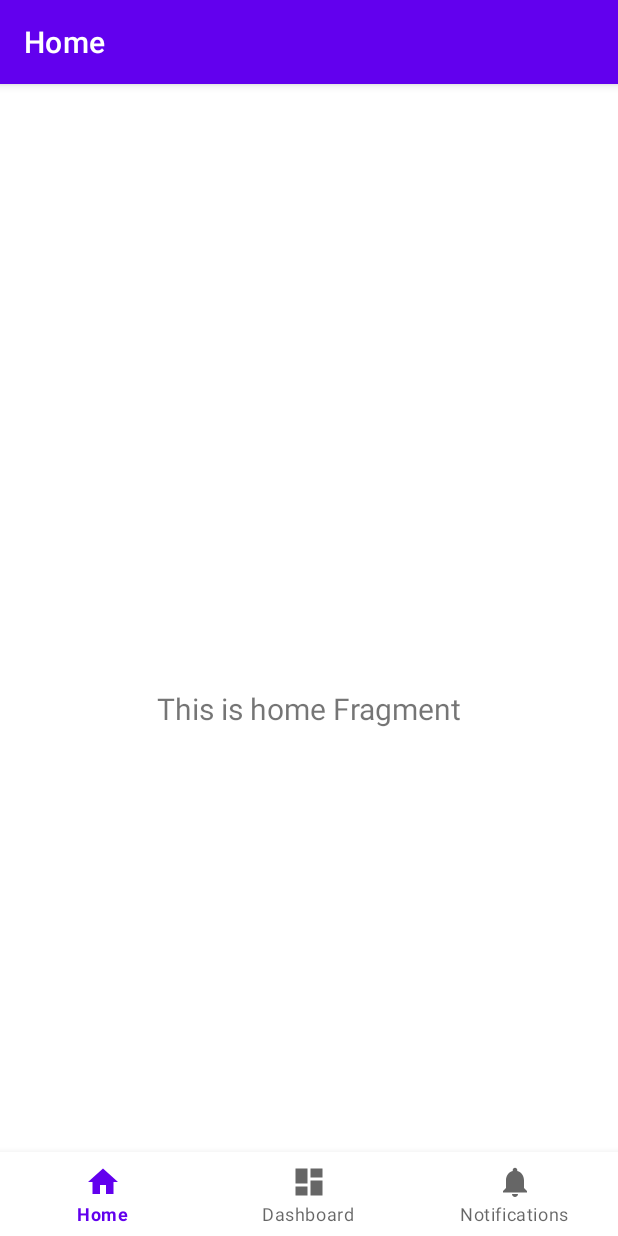
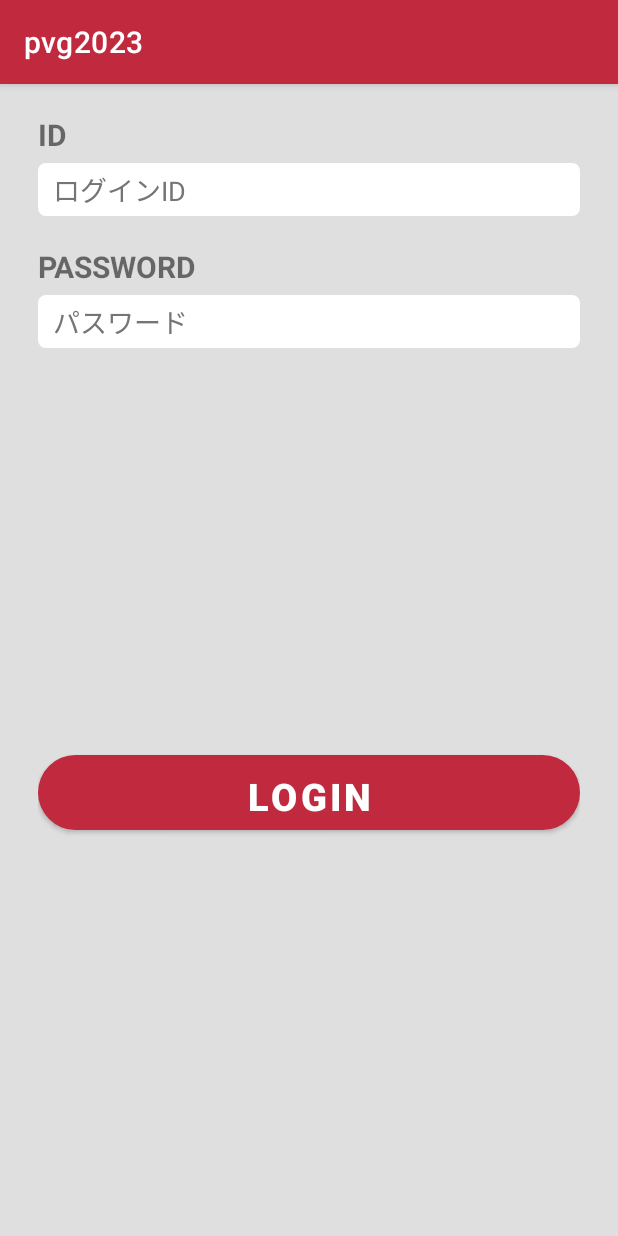
Before and after one commit to naotiiii/pvg-android-2023, an Android app: the screen it shows after launch (MainActivity before the commit, LoginActivity after it), on a phone screen of 412 x 824 dp. Run offline under Robolectric (Android 15) with nearby library versions, the phone set to English and light mode, and no system bars.

Commit message:
ログイン画面の作成

```diff
--- a/pvg2023/app/src/main/AndroidManifest.xml
+++ b/pvg2023/app/src/main/AndroidManifest.xml
@@ -30,6 +30,8 @@
         <activity
             android:name=".MainActivity"
             android:exported="true" />
+        <activity android:name=".ui.login.LoginActivity"
+            android:exported="true" />
     </application>
 
 </manifest>
--- /dev/null
+++ b/pvg2023/app/src/main/java/com/pvg/pvg2023/ui/login/LoginActivity.kt
@@ -0,0 +1,39 @@
+package com.pvg.pvg2023.ui.login
+
+import android.content.Intent
+import android.os.Bundle
+import android.os.PersistableBundle
+import androidx.appcompat.app.AppCompatActivity
+import com.pvg.pvg2023.MainActivity
+import com.pvg.pvg2023.R
+import com.pvg.pvg2023.databinding.ActivityLoginBinding
+
+/**
+ * ログイン画面
+ */
+class LoginActivity: AppCompatActivity() {
+
+    private lateinit var binding: ActivityLoginBinding
+    /** ログインボタン */
+
+    override fun onCreate(savedInstanceState: Bundle?) {
+        super.onCreate(savedInstanceState)
+
+        binding = ActivityLoginBinding.inflate(layoutInflater)
+        setContentView(binding.root)
+
+        val loginButton = binding.buttonLogin
+        loginButton.setOnClickListener {
+            onClickLoginButton()
+        }
+    }
+
+    /**
+     * ログインボタンタップ処理
+     */
+    private fun onClickLoginButton() {
+        val intent = Intent(this@LoginActivity, MainActivity::class.java)
+        startActivity(intent)
+        finish()
+    }
+}
--- a/pvg2023/app/src/main/java/com/pvg/pvg2023/ui/splash/SplashActivity.kt
+++ b/pvg2023/app/src/main/java/com/pvg/pvg2023/ui/splash/SplashActivity.kt
@@ -6,10 +6,12 @@ import android.os.PersistableBundle
 import androidx.appcompat.app.AppCompatActivity
 import com.pvg.pvg2023.MainActivity
 import com.pvg.pvg2023.databinding.ActivitySplashBinding
+import com.pvg.pvg2023.ui.login.LoginActivity
 import kotlinx.coroutines.CoroutineScope
 import kotlinx.coroutines.Dispatchers
 import kotlinx.coroutines.delay
 import kotlinx.coroutines.launch
+import java.util.logging.Logger
 
 /**
  * スプラッシュ画面
@@ -29,7 +31,7 @@ class SplashActivity: AppCompatActivity() {
         super.onResume()
         CoroutineScope(Dispatchers.Main).launch {
             delay(2000)
-            val intent = Intent(this@SplashActivity, MainActivity::class.java)
+            val intent = Intent(this@SplashActivity, LoginActivity::class.java)
             startActivity(intent)
             finish()
         }
--- /dev/null
+++ b/pvg2023/app/src/main/res/drawable/round_button_30dp.xml
@@ -0,0 +1,14 @@
+<?xml version="1.0" encoding="utf-8"?>
+<shape
+    xmlns:android="http://schemas.android.com/apk/res/android"
+    android:shape="rectangle">
+
+    <corners
+        android:topRightRadius="30dp"
+        android:bottomRightRadius="30dp"
+        android:bottomLeftRadius="30dp"
+        android:topLeftRadius="30dp"
+        />
+
+    <solid android:color="@color/main_color"/>
+</shape>
--- /dev/null
+++ b/pvg2023/app/src/main/res/drawable/round_edit_text.xml
@@ -0,0 +1,15 @@
+<?xml version="1.0" encoding="utf-8"?>
+<shape
+    xmlns:android="http://schemas.android.com/apk/res/android"
+    android:shape="rectangle">
+
+    <corners
+        android:topRightRadius="5dp"
+        android:bottomRightRadius="5dp"
+        android:bottomLeftRadius="5dp"
+        android:topLeftRadius="5dp"
+        />
+
+    <solid android:color="@color/white"/>
+
+</shape>
--- /dev/null
+++ b/pvg2023/app/src/main/res/layout/activity_login.xml
@@ -0,0 +1,81 @@
+<?xml version="1.0" encoding="utf-8"?>
+<androidx.constraintlayout.widget.ConstraintLayout
+    xmlns:android="http://schemas.android.com/apk/res/android"
+    xmlns:app="http://schemas.android.com/apk/res-auto"
+    xmlns:tools="http://schemas.android.com/tools"
+    tools:context=".ui.login.LoginActivity"
+    android:layout_width="match_parent"
+    android:layout_height="match_parent"
+    android:paddingStart="25dp"
+    android:paddingEnd="25dp"
+    android:background="@color/main_back_color"
+   >
+
+    <TextView
+        android:id="@+id/id_text"
+        android:layout_width="wrap_content"
+        android:layout_height="0dp"
+        android:layout_marginTop="20dp"
+        android:text="@string/login_id"
+        android:textStyle="bold"
+        android:textSize="20sp"
+        app:layout_constraintStart_toStartOf="parent"
+        app:layout_constraintTop_toTopOf="parent" />
+
+    <EditText
+        android:id="@+id/id_edit_text"
+        android:layout_width="0dp"
+        android:layout_height="35dp"
+        android:layout_marginTop="5dp"
+        android:background="@drawable/round_edit_text"
+        android:hint="@string/login_id_placeholder"
+        android:importantForAutofill="no"
+        android:inputType="textEmailAddress"
+        android:paddingStart="10dp"
+        android:textColorHint="#757575"
+        app:layout_constraintEnd_toEndOf="parent"
+        app:layout_constraintStart_toStartOf="parent"
+        app:layout_constraintTop_toBottomOf="@id/id_text" />
+
+    <TextView
+        android:id="@+id/pass_text"
+        android:layout_width="wrap_content"
+        android:layout_height="wrap_content"
+        android:layout_marginTop="20dp"
+        android:text="@string/login_pass"
+        android:textStyle="bold"
+        android:textSize="20sp"
+        app:layout_constraintTop_toBottomOf="@id/id_edit_text"
+        app:layout_constraintStart_toStartOf="parent"
+        />
+
+    <EditText
+        android:id="@+id/edit_text_pass"
+        android:layout_width="0dp"
+        android:layout_height="35dp"
+        android:layout_marginTop="5dp"
+        android:background="@drawable/round_edit_text"
+        android:hint="@string/login_pass_placeholder"
+        android:importantForAutofill="no"
+        android:inputType="textPassword"
+        android:paddingStart="10dp"
+        android:textColorHint="#757575"
+        app:layout_constraintEnd_toEndOf="parent"
+        app:layout_constraintStart_toStartOf="parent"
+        app:layout_constraintTop_toBottomOf="@id/pass_text" />
+
+    <Button
+        android:id="@+id/button_login"
+        android:layout_width="0dp"
+        android:layout_height="50dp"
+        android:background="@drawable/round_button_30dp"
+        android:text="@string/login_button_title"
+        android:textSize="25sp"
+        android:textStyle="bold"
+        app:layout_constraintTop_toBottomOf="@id/edit_text_pass"
+        app:layout_constraintStart_toStartOf="parent"
+        app:layout_constraintEnd_toEndOf="parent"
+        app:layout_constraintBottom_toBottomOf="parent"
+        />
+
+</androidx.constraintlayout.widget.ConstraintLayout>
--- a/pvg2023/app/src/main/res/layout/activity_main.xml
+++ b/pvg2023/app/src/main/res/layout/activity_main.xml
@@ -1,5 +1,6 @@
 <?xml version="1.0" encoding="utf-8"?>
-<androidx.constraintlayout.widget.ConstraintLayout xmlns:android="http://schemas.android.com/apk/res/android"
+<androidx.constraintlayout.widget.ConstraintLayout
+    xmlns:android="http://schemas.android.com/apk/res/android"
     xmlns:app="http://schemas.android.com/apk/res-auto"
     android:id="@+id/container"
     android:layout_width="match_parent"
--- a/pvg2023/app/src/main/res/values-night/themes.xml
+++ b/pvg2023/app/src/main/res/values-night/themes.xml
@@ -2,8 +2,8 @@
     <!-- Base application theme. -->
     <style name="Theme.Pvg2023" parent="Theme.MaterialComponents.DayNight.DarkActionBar">
         <!-- Primary brand color. -->
-        <item name="colorPrimary">@color/purple_200</item>
-        <item name="colorPrimaryVariant">@color/purple_700</item>
+        <item name="colorPrimary">@color/main_color</item>
+        <item name="colorPrimaryVariant">@color/main_color</item>
         <item name="colorOnPrimary">@color/black</item>
         <!-- Secondary brand color. -->
         <item name="colorSecondary">@color/teal_200</item>
--- a/pvg2023/app/src/main/res/values/colors.xml
+++ b/pvg2023/app/src/main/res/values/colors.xml
@@ -7,4 +7,8 @@
     <color name="teal_700">#FF018786</color>
     <color name="black">#FF000000</color>
     <color name="white">#FFFFFFFF</color>
+
+    <color name="main_back_color">#DFDFDF</color>
+    <color name="main_color">#C1293E</color>
+
 </resources>
--- a/pvg2023/app/src/main/res/values/strings.xml
+++ b/pvg2023/app/src/main/res/values/strings.xml
@@ -3,4 +3,13 @@
     <string name="title_home">Home</string>
     <string name="title_dashboard">Dashboard</string>
     <string name="title_notifications">Notifications</string>
+
+    <!-- ログイン画面 -->
+    <string name="login_title">Login</string>
+    <string name="login_id">ID</string>
+    <string name="login_id_placeholder">ログインID</string>
+    <string name="login_pass">PASSWORD</string>
+    <string name="login_pass_placeholder">パスワード</string>
+    <string name="login_button_title">LOGIN</string>
+
 </resources>
--- a/pvg2023/app/src/main/res/values/themes.xml
+++ b/pvg2023/app/src/main/res/values/themes.xml
@@ -2,8 +2,8 @@
     <!-- Base application theme. -->
     <style name="Theme.Pvg2023" parent="Theme.MaterialComponents.DayNight.DarkActionBar">
         <!-- Primary brand color. -->
-        <item name="colorPrimary">@color/purple_500</item>
-        <item name="colorPrimaryVariant">@color/purple_700</item>
+        <item name="colorPrimary">@color/main_color</item>
+        <item name="colorPrimaryVariant">@color/main_color</item>
         <item name="colorOnPrimary">@color/white</item>
         <!-- Secondary brand color. -->
         <item name="colorSecondary">@color/teal_200</item>
--- a/pvg2023/build.gradle
+++ b/pvg2023/build.gradle
@@ -1,7 +1,7 @@
 // Top-level build file where you can add configuration options common to all sub-projects/modules.
 plugins {
-    id 'com.android.application' version '7.2.1' apply false
-    id 'com.android.library' version '7.2.1' apply false
+    id 'com.android.application' version '7.2.2' apply false
+    id 'com.android.library' version '7.2.2' apply false
     id 'org.jetbrains.kotlin.android' version '1.6.10' apply false
 }
 
```
